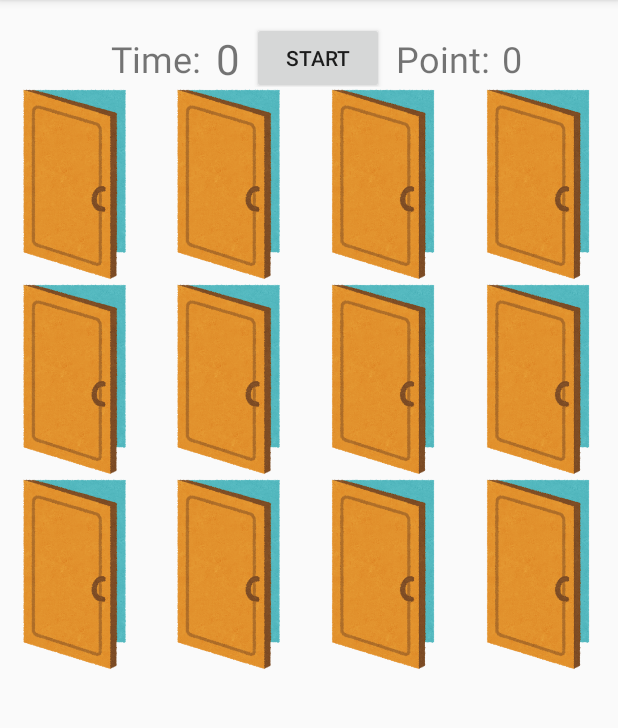
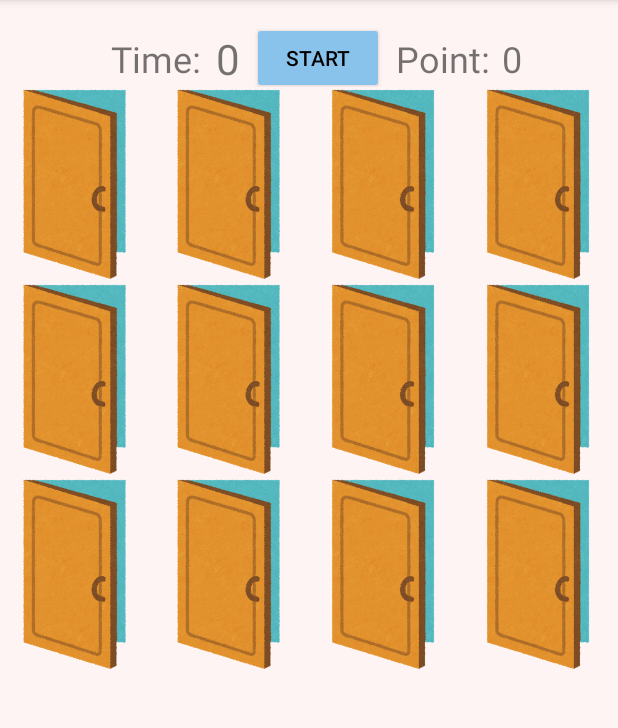
Before and after one commit to akkoIA/MyApplication, an Android app: the screen it shows after launch (MainActivity), on a phone screen of 412 x 824 dp, the part 84-812 px from its top. Run offline under Robolectric (Android 15) with nearby library versions, the phone set to English and light mode, and no system bars; libraries missing offline, so code that uses them is left out: io.realm; 5 statements that could not run were skipped.

Commit message:
textcolor backgroundcolor を変更

```diff
--- a/app/src/main/res/layout/activity_main.xml
+++ b/app/src/main/res/layout/activity_main.xml
@@ -10,6 +10,7 @@
     <LinearLayout
         android:layout_width="match_parent"
         android:layout_height="match_parent"
+        android:background="#fef4f4"
         android:orientation="vertical">
 
         <LinearLayout
@@ -39,11 +40,13 @@
 
             <Button
                 android:id="@+id/start"
+                style="@style/Widget.AppCompat.Button.Colored"
                 android:layout_width="wrap_content"
                 android:layout_height="wrap_content"
                 android:layout_marginLeft="8dp"
                 android:layout_marginTop="10dp"
-                android:text="START" />
+                android:text="START"
+                android:textColor="@android:color/black" />
 
             <TextView
                 android:id="@+id/textView3"
@@ -171,7 +174,7 @@
         <LinearLayout
             android:layout_width="match_parent"
             android:layout_height="wrap_content"
-            android:orientation="horizontal"/>
+            android:orientation="horizontal" />
 
     </LinearLayout>
 
--- a/app/src/main/res/values/colors.xml
+++ b/app/src/main/res/values/colors.xml
@@ -2,5 +2,5 @@
 <resources>
     <color name="colorPrimary">#008577</color>
     <color name="colorPrimaryDark">#00574B</color>
-    <color name="colorAccent">#D81B60</color>
+    <color name="colorAccent">#89c3eb</color>
 </resources>
```
